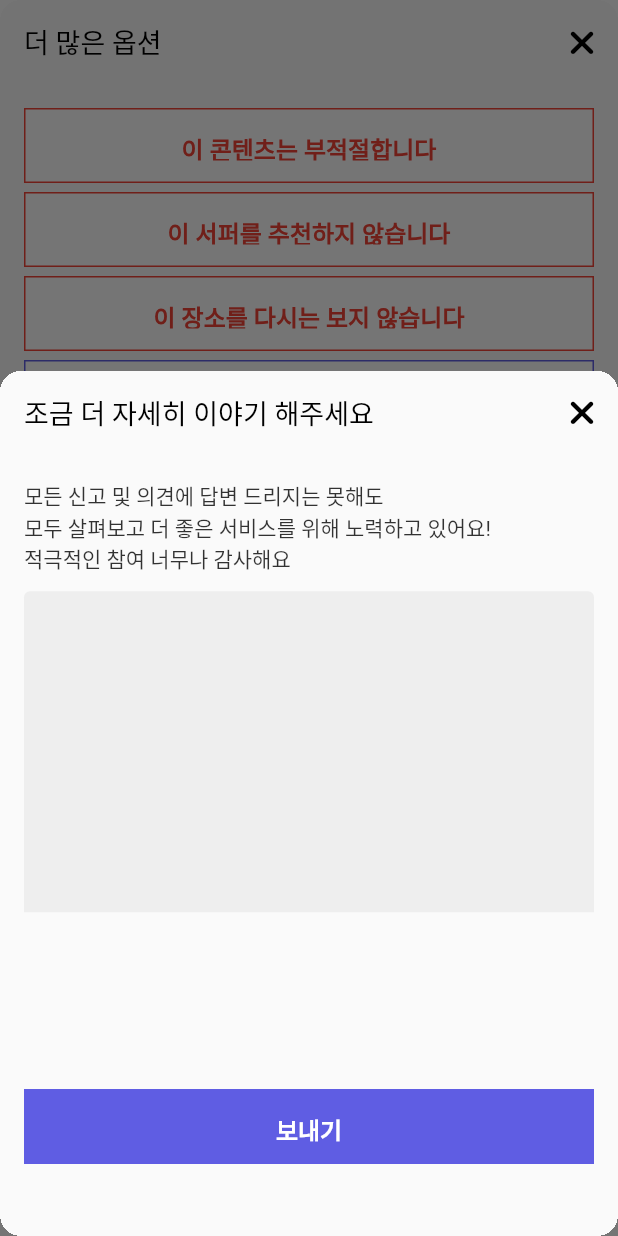
After one commit to lvecon/surfify, a Flutter app: the OptionScreen screen opened directly, after a tap on "이 콘텐츠는 부적절합니다", on a phone screen of 412 x 824 dp. The commit adds this screen. Run offline on Flutter 3.47's test engine with Material 2 defaults, Android fonts, the light colour scheme and no system bars; our stand-ins replace camera, firebase_auth, firebase_core, flutter_riverpod, font_awesome_flutter, gallery_saver and 6 more; accounts and stored records are empty; generated files the repository leaves out were written again.

Commit message:
add report on homescreen

```diff
--- /dev/null
+++ b/lib/features/video/detail_opinion_screen.dart
@@ -0,0 +1,109 @@
+import 'package:flutter/material.dart';
+import 'package:font_awesome_flutter/font_awesome_flutter.dart';
+import 'package:go_router/go_router.dart';
+import 'package:surfify/widgets/box_button.dart';
+
+import '../../constants/gaps.dart';
+import '../../constants/sizes.dart';
+
+class DetailOpinionScreen extends StatefulWidget {
+  const DetailOpinionScreen({super.key});
+
+  @override
+  State<DetailOpinionScreen> createState() => _DetailOpinionScreenState();
+}
+
+class _DetailOpinionScreenState extends State<DetailOpinionScreen> {
+  @override
+  Widget build(BuildContext context) {
+    final size = MediaQuery.of(context).size;
+
+    return Container(
+      height: size.height * 0.7,
+      clipBehavior: Clip.hardEdge,
+      decoration: BoxDecoration(
+        borderRadius: BorderRadius.circular(Sizes.size14),
+      ),
+      child: Scaffold(
+        appBar: AppBar(
+          backgroundColor: Colors.transparent,
+          automaticallyImplyLeading: false,
+          centerTitle: false,
+          elevation: 0,
+          title: const Text(
+            '조금 더 자세히 이야기 해주세요',
+            style: TextStyle(
+              fontSize: Sizes.size18,
+              color: Colors.black,
+            ),
+          ),
+          actions: [
+            IconButton(
+              onPressed: () {
+                context.pop();
+              },
+              icon: const FaIcon(
+                FontAwesomeIcons.xmark,
+                size: Sizes.size24,
+                color: Colors.black,
+              ),
+            )
+          ],
+        ),
+        body: Padding(
+          padding: const EdgeInsets.all(16.0),
+          child: SingleChildScrollView(
+            child: Column(
+              crossAxisAlignment: CrossAxisAlignment.start,
+              children: [
+                Text(
+                  '모든 신고 및 의견에 답변 드리지는 못해도\n모두 살펴보고 더 좋은 서비스를 위해 노력하고 있어요!\n적극적인 참여 너무나 감사해요',
+                  style: TextStyle(
+                    color: Colors.black.withOpacity(0.8),
+                    height: 1.5,
+                  ),
+                ),
+                Gaps.v12,
+                TextFormField(
+                  textInputAction: TextInputAction.done,
+                  maxLines: 10,
+                  cursorColor: Theme.of(context).primaryColor,
+                  decoration: InputDecoration(
+                    filled: true,
+                    fillColor: Colors.grey.shade200,
+                    enabledBorder: const UnderlineInputBorder(
+                      borderSide: BorderSide.none,
+                    ),
+                    focusedBorder: const UnderlineInputBorder(
+                      borderSide: BorderSide.none,
+                    ),
+                  ),
+                ),
+              ],
+            ),
+          ),
+        ),
+        bottomNavigationBar: Padding(
+          padding: const EdgeInsets.symmetric(
+            horizontal: 16,
+            vertical: 48,
+          ),
+          child: GestureDetector(
+            onTap: () {
+              context.pop();
+              context.pop();
+              ScaffoldMessenger.of(context).showSnackBar(
+                const SnackBar(content: Text('신고가 완료되었습니다')),
+              );
+            },
+            child: BoxButton(
+              text: "보내기",
+              able: true,
+              mainColor: Theme.of(context).primaryColor,
+            ),
+          ),
+        ),
+      ),
+    );
+  }
+}
--- /dev/null
+++ b/lib/features/video/opinion_screen.dart
@@ -0,0 +1,107 @@
+import 'package:flutter/material.dart';
+import 'package:font_awesome_flutter/font_awesome_flutter.dart';
+import 'package:go_router/go_router.dart';
+import 'package:surfify/features/video/detail_opinion_screen.dart';
+import 'package:surfify/widgets/box_button.dart';
+
+import '../../constants/gaps.dart';
+import '../../constants/sizes.dart';
+
+class OptionScreen extends StatelessWidget {
+  const OptionScreen({super.key});
+
+  @override
+  Widget build(BuildContext context) {
+    final size = MediaQuery.of(context).size;
+    return Container(
+      height: size.height * 0.45,
+      clipBehavior: Clip.hardEdge,
+      decoration: BoxDecoration(
+        borderRadius: BorderRadius.circular(Sizes.size14),
+      ),
+      child: Scaffold(
+        appBar: AppBar(
+          backgroundColor: Colors.transparent,
+          automaticallyImplyLeading: false,
+          centerTitle: false,
+          elevation: 0,
+          title: const Text(
+            '더 많은 옵션',
+            style: TextStyle(
+              fontSize: Sizes.size18,
+              color: Colors.black,
+            ),
+          ),
+          actions: [
+            IconButton(
+              onPressed: () {
+                context.pop();
+              },
+              icon: const FaIcon(
+                FontAwesomeIcons.xmark,
+                size: Sizes.size24,
+                color: Colors.black,
+              ),
+            )
+          ],
+        ),
+        body: Padding(
+          padding: const EdgeInsets.all(16.0),
+          child: Column(children: [
+            GestureDetector(
+              onTap: () async {
+                await showModalBottomSheet(
+                    context: context,
+                    isScrollControlled: true,
+                    backgroundColor: Colors.transparent,
+                    builder: (context) => const DetailOpinionScreen());
+              },
+              child: const BoxButton(
+                  text: '이 콘텐츠는 부적절합니다', able: false, mainColor: Colors.red),
+            ),
+            Gaps.v6,
+            GestureDetector(
+              onTap: () async {
+                await showModalBottomSheet(
+                    context: context,
+                    isScrollControlled: true,
+                    backgroundColor: Colors.transparent,
+                    builder: (context) => const DetailOpinionScreen());
+              },
+              child: const BoxButton(
+                  text: '이 서퍼를 추천하지 않습니다', able: false, mainColor: Colors.red),
+            ),
+            Gaps.v6,
+            GestureDetector(
+              onTap: () async {
+                await showModalBottomSheet(
+                    context: context,
+                    isScrollControlled: true,
+                    backgroundColor: Colors.transparent,
+                    builder: (context) => const DetailOpinionScreen());
+              },
+              child: const BoxButton(
+                  text: '이 장소를 다시는 보지 않습니다',
+                  able: false,
+                  mainColor: Colors.red),
+            ),
+            Gaps.v6,
+            GestureDetector(
+              onTap: () async {
+                await showModalBottomSheet(
+                    context: context,
+                    isScrollControlled: true,
+                    backgroundColor: Colors.transparent,
+                    builder: (context) => const DetailOpinionScreen());
+              },
+              child: BoxButton(
+                  text: '서비스 개선 의견이 있습니다',
+                  able: false,
+                  mainColor: Theme.of(context).primaryColor),
+            )
+          ]),
+        ),
+      ),
+    );
+  }
+}
--- a/pubspec.yaml
+++ b/pubspec.yaml
@@ -51,6 +51,7 @@ dependencies:
   gallery_saver: 2.3.2
   image_picker: 0.8.6+1
   url_launcher: ^6.1.7
+  geolocator: ^9.0.2
 
 dev_dependencies:
   flutter_test:
```
Also changed, not shown: lib/features/video/widgets/search_bar.dart (added, +43 -0 lines), lib/features/video/widgets/video_compass.dart (+75 -3 lines), lib/features/video/widgets/video_location.dart (added, +54 -0 lines), lib/features/video/widgets/video_post.dart (+49 -3 lines), lib/features/video/widgets/video_radar.dart (added, +91 -0 lines), pubspec.lock, 3 other files.
